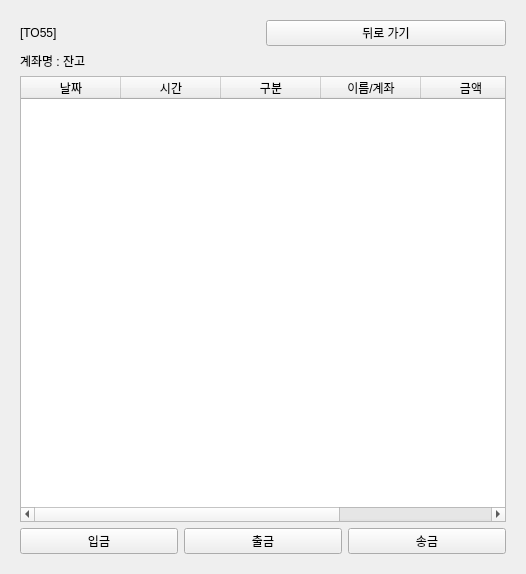
Above: project/mainpage.ui from lym0217/QT_Project before the change. Below: the same form after it.
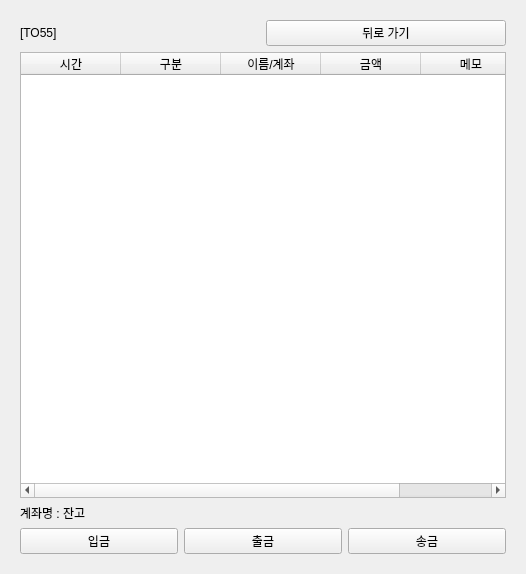
That is the form after the change. The open tabs and pages were chosen to show the change.

```diff
--- a/project/mainpage.ui
+++ b/project/mainpage.ui
@@ -87,20 +87,8 @@
              </item>
             </layout>
            </item>
-           <item>
-            <widget class="QLabel" name="label_4">
-             <property name="text">
-              <string>계좌명 : 잔고</string>
-             </property>
-            </widget>
-           </item>
            <item>
             <widget class="QTableWidget" name="tableWidget_2">
-             <column>
-              <property name="text">
-               <string>날짜</string>
-              </property>
-             </column>
              <column>
               <property name="text">
                <string>시간</string>
@@ -128,6 +116,13 @@
              </column>
             </widget>
            </item>
+           <item>
+            <widget class="QLabel" name="current_account">
+             <property name="text">
+              <string>계좌명 : 잔고</string>
+             </property>
+            </widget>
+           </item>
            <item>
             <layout class="QHBoxLayout" name="horizontalLayout">
              <item>
```
Left out of the diff: 8 changed lines with no effect on the pictures.
